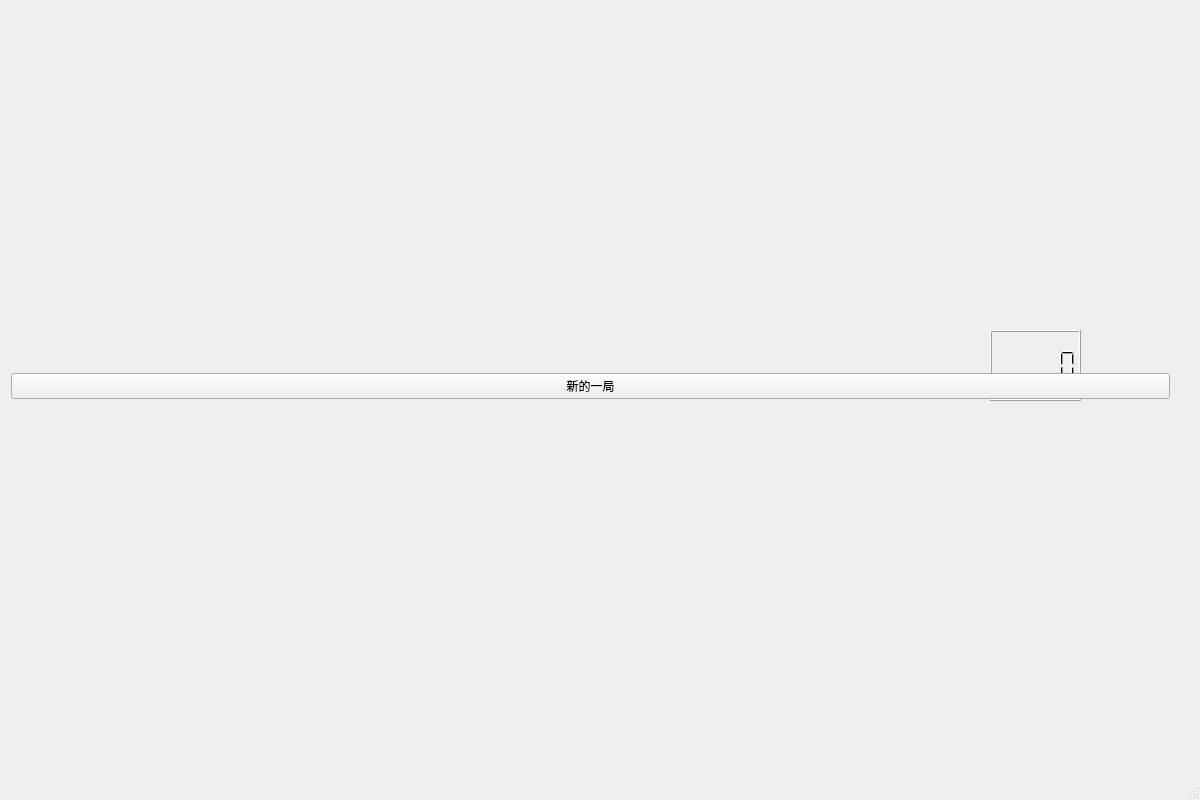
dzysdy/PaperMahjong, file mainwindow.ui: the form before one commit.
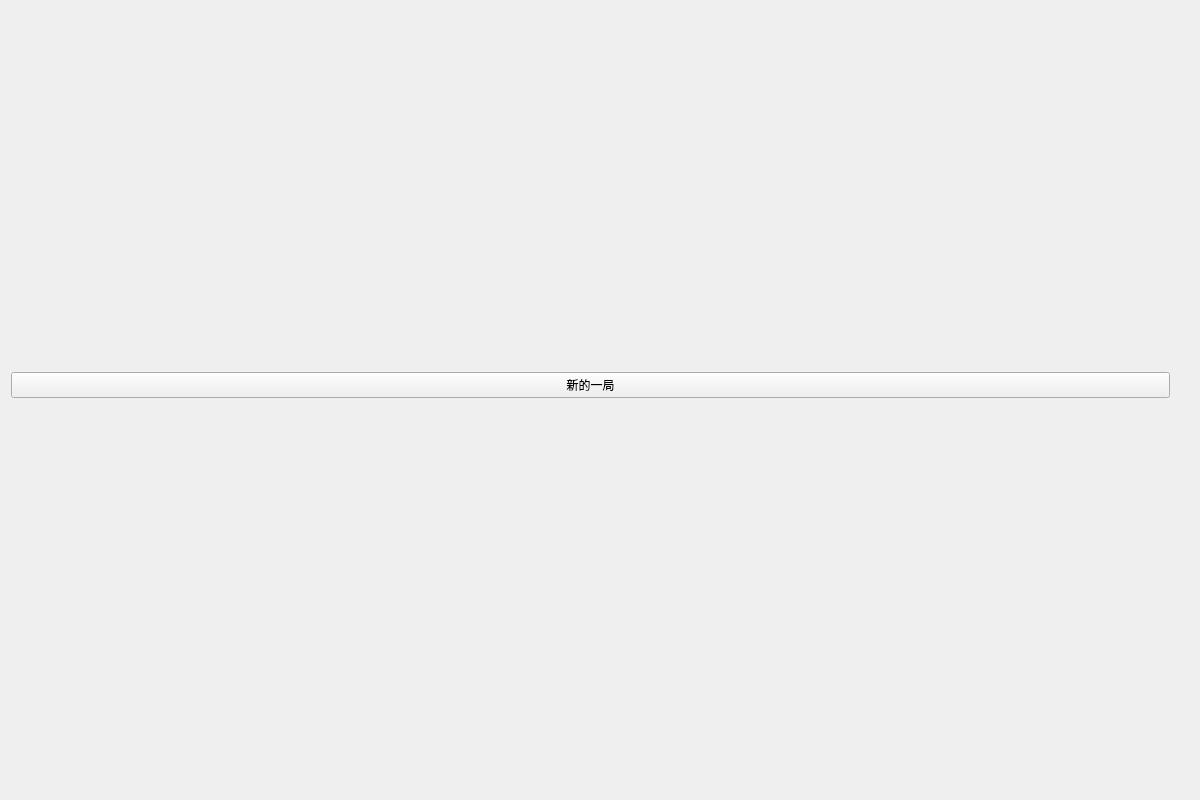
The form after the commit.

Diff of the .ui file:
```diff
--- a/mainwindow.ui
+++ b/mainwindow.ui
@@ -14,16 +14,6 @@
    <string>MainWindow</string>
   </property>
   <widget class="QWidget" name="centralWidget">
-   <widget class="QLCDNumber" name="remaindTime">
-    <property name="geometry">
-     <rect>
-      <x>990</x>
-      <y>330</y>
-      <width>91</width>
-      <height>71</height>
-     </rect>
-    </property>
-   </widget>
    <widget class="QWidget" name="verticalLayoutWidget">
     <property name="geometry">
      <rect>
@@ -33,12 +23,12 @@
       <height>771</height>
      </rect>
     </property>
-    <layout class="QVBoxLayout" name="verticalLayout">
-     <item alignment="Qt::AlignTop">
-      <widget class="QWidget" name="upWidget" native="true"/>
+    <layout class="QVBoxLayout" name="mainLayout" stretch="1,1,1">
+     <item>
+      <layout class="QVBoxLayout" name="upLayout"/>
      </item>
      <item>
-      <layout class="QHBoxLayout" name="horizontalLayout">
+      <layout class="QHBoxLayout" name="horizontalLayout" stretch="0,0">
        <item>
         <layout class="QHBoxLayout" name="drawedCardArea"/>
        </item>
@@ -52,12 +42,11 @@
       </layout>
      </item>
      <item>
-      <widget class="QWidget" name="downWidget" native="true"/>
+      <layout class="QVBoxLayout" name="downLayout"/>
      </item>
     </layout>
    </widget>
   </widget>
-  <widget class="QStatusBar" name="statusBar"/>
  </widget>
  <layoutdefault spacing="6" margin="11"/>
  <resources/>
```
